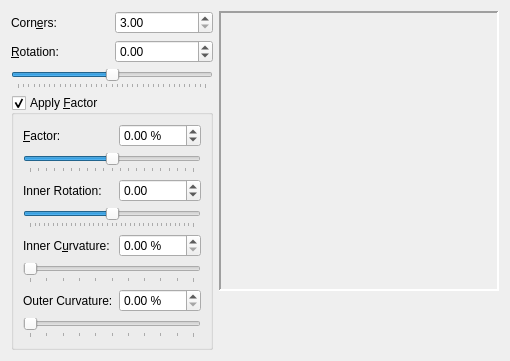
The window that scribus/ui/polygonwidgetbase.ui (scribusproject/scribus) describes before a commit, drawn with Qt 5.
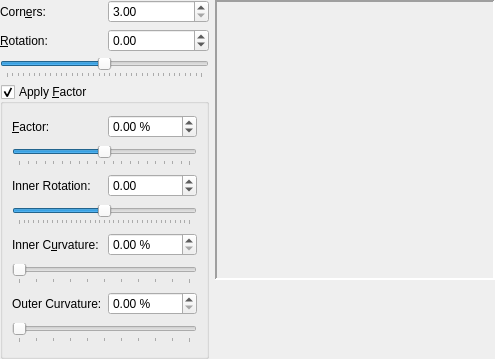
The same window after the commit. Custom widgets are drawn as their Qt base class.

Commit message: #16362: Remove extra margins in preferences dialog

Diff of the .ui file:
```diff
--- a/scribus/ui/polygonwidgetbase.ui
+++ b/scribus/ui/polygonwidgetbase.ui
@@ -20,6 +20,18 @@
    <string notr="true"/>
   </property>
   <layout class="QGridLayout" name="gridLayout_3">
+   <property name="leftMargin">
+    <number>0</number>
+   </property>
+   <property name="topMargin">
+    <number>0</number>
+   </property>
+   <property name="rightMargin">
+    <number>0</number>
+   </property>
+   <property name="bottomMargin">
+    <number>0</number>
+   </property>
    <item row="0" column="0">
     <layout class="QGridLayout" name="gridLayout">
      <item row="0" column="0">
```
The commit also changes 4 other files.
